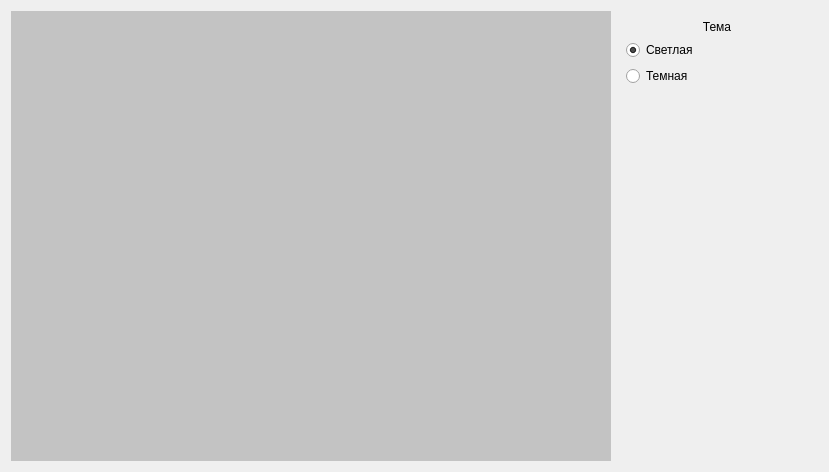
Old version of the form forms/main.ui in the repository AspirantDrago/BigTaskMapsAPI.
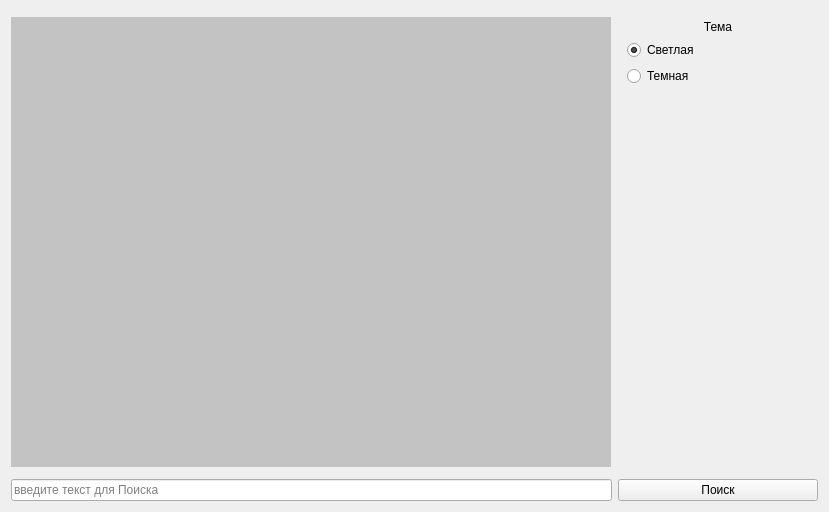
New version of the form.

What changed in the file:
```diff
--- a/forms/main.ui
+++ b/forms/main.ui
@@ -7,7 +7,7 @@
     <x>0</x>
     <y>0</y>
     <width>829</width>
-    <height>472</height>
+    <height>512</height>
    </rect>
   </property>
   <property name="windowTitle">
@@ -100,6 +100,20 @@
      </property>
     </widget>
    </item>
+   <item row="1" column="0">
+    <widget class="QLineEdit" name="textSearch">
+     <property name="placeholderText">
+      <string>введите текст для Поиска</string>
+     </property>
+    </widget>
+   </item>
+   <item row="1" column="1">
+    <widget class="QPushButton" name="btnSearch">
+     <property name="text">
+      <string>Поиск</string>
+     </property>
+    </widget>
+   </item>
   </layout>
  </widget>
  <resources/>
```
